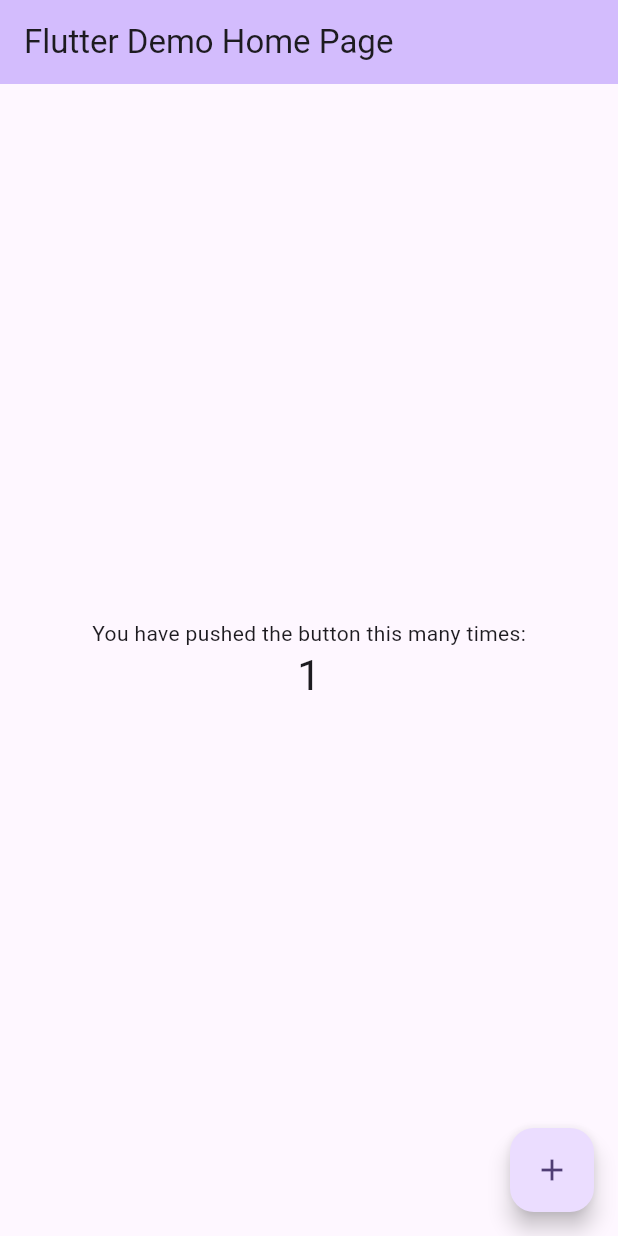
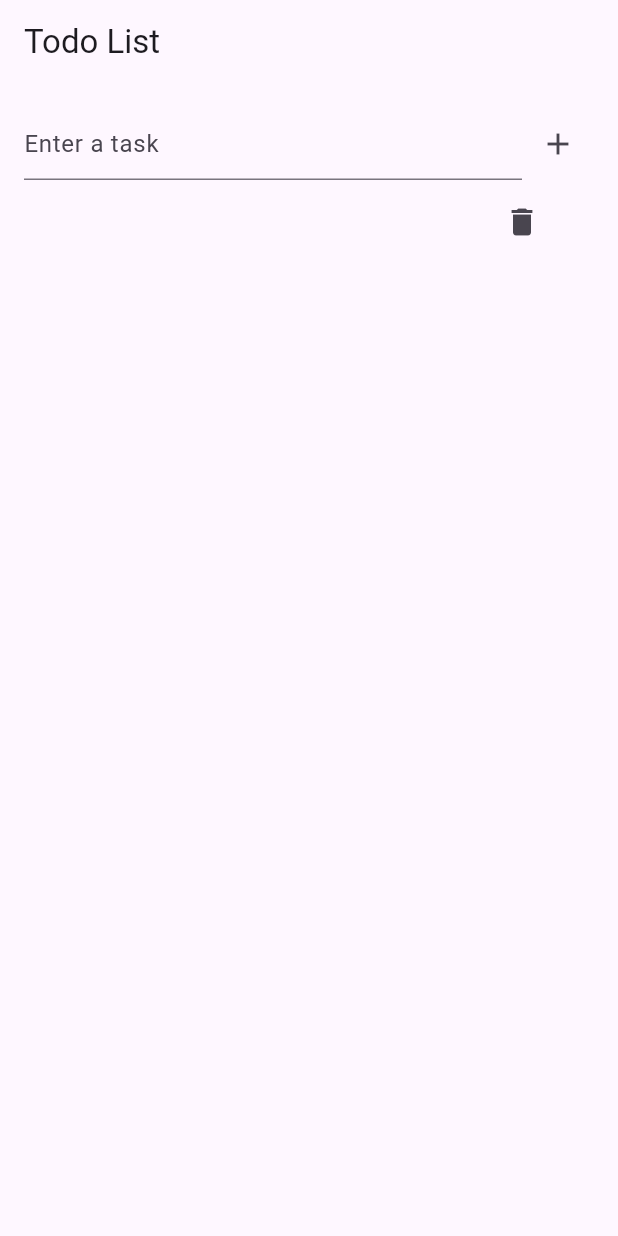
Before and after one commit to shijinthottiyil/mylearning, a Flutter app: the screen it shows after launch, after a tap on the "add" icon, on a phone screen of 412 x 824 dp. Run offline on Flutter 3.47's test engine with Material 3 defaults, Android fonts, the phone set to English and light mode, and no system bars; our stand-ins replace get, sqflite; accounts and stored records are empty.

Commit message:
sqflite demo using getx

```diff
--- /dev/null
+++ b/lib/controller/task_controller.dart
@@ -0,0 +1,36 @@
+import 'package:flutter/material.dart';
+import 'package:get/get.dart';
+import 'package:mylearning/database/database_fetch.dart';
+import 'package:mylearning/model/task_data.dart';
+
+class TaskController extends GetxController {
+  var taskData = <TaskData>[].obs;
+  late TextEditingController addTaskController;
+  @override
+  void onInit() {
+    addTaskController = TextEditingController();
+    _getData();
+    super.onInit();
+  }
+
+  void _getData() {
+    DatabaseHelper.instance.queryAllRows().then((value) {
+      value?.forEach((element) {
+        taskData.add(TaskData(id: element['id'], title: element['title']));
+      });
+    });
+  }
+
+  void addData() async {
+    await DatabaseHelper.instance
+        .insert(TaskData(title: addTaskController.text, id: taskData.length));
+    taskData.insert(
+        0, TaskData(id: taskData.length, title: addTaskController.text));
+    addTaskController.clear();
+  }
+
+  void deleteTask(int id) async {
+    await DatabaseHelper.instance.delete(id);
+    taskData.removeWhere((element) => element.id == id);
+  }
+}
--- /dev/null
+++ b/lib/database/database_fetch.dart
@@ -0,0 +1,57 @@
+import 'package:sqflite/sqflite.dart';
+import 'package:path/path.dart';
+import '../model/task_data.dart';
+
+class DatabaseHelper {
+  static const _databaseName = "todo.db";
+  static const _databaseVersion = 1;
+  static const table = "todo";
+  static const columnId = 'id';
+  static const columnTitle = 'title';
+  DatabaseHelper._privateConstructor();
+  static final DatabaseHelper instance = DatabaseHelper._privateConstructor();
+  static Database? _database;
+
+  Future<Database?> get database async {
+    if (_database != null) return _database;
+    _database = await _initDatabase();
+    return _database;
+  }
+
+  _initDatabase() async {
+    String path = join(await getDatabasesPath(), _databaseName);
+    return await openDatabase(path,
+        version: _databaseVersion, onCreate: _onCreate);
+  }
+
+  Future _onCreate(Database db, int version) async {
+    await db.execute('''
+  CREATE TABLE $table (
+    $columnId INTEGER PRIMARY KEY AUTOINCREMENT,
+    $columnTitle FLOAT NOT NULL
+  )
+  ''');
+  }
+
+  Future<int?> insert(TaskData todo) async {
+    Database? db = await instance.database;
+    var res = await db?.insert(table, todo.toMap());
+    return res;
+  }
+
+  Future<List<Map<String, dynamic>>?> queryAllRows() async {
+    Database? db = await instance.database;
+    var res = await db?.query(table, orderBy: "$columnId DESC");
+    return res;
+  }
+
+  Future<int?> delete(int id) async {
+    Database? db = await instance.database;
+    return await db?.delete(table, where: '$columnId = ?', whereArgs: [id]);
+  }
+
+  Future<List<Map<String, Object?>>?> clearTable() async {
+    Database? db = await instance.database;
+    return await db?.rawQuery("DELETE FROM $table");
+  }
+}
--- a/lib/main.dart
+++ b/lib/main.dart
@@ -1,125 +1,18 @@
 import 'package:flutter/material.dart';
+import 'package:get/get.dart';
+import 'package:mylearning/view/home_page.dart';
 
 void main() {
-  runApp(const MyApp());
+  runApp(MyApp());
 }
 
 class MyApp extends StatelessWidget {
   const MyApp({super.key});
 
-  // This widget is the root of your application.
   @override
   Widget build(BuildContext context) {
-    return MaterialApp(
-      title: 'Flutter Demo',
-      theme: ThemeData(
-        // This is the theme of your application.
-        //
-        // TRY THIS: Try running your application with "flutter run". You'll see
-        // the application has a blue toolbar. Then, without quitting the app,
-        // try changing the seedColor in the colorScheme below to Colors.green
-        // and then invoke "hot reload" (save your changes or press the "hot
-        // reload" button in a Flutter-supported IDE, or press "r" if you used
-        // the command line to start the app).
-        //
-        // Notice that the counter didn't reset back to zero; the application
-        // state is not lost during the reload. To reset the state, use hot
-        // restart instead.
-        //
-        // This works for code too, not just values: Most code changes can be
-        // tested with just a hot reload.
-        colorScheme: ColorScheme.fromSeed(seedColor: Colors.deepPurple),
-        useMaterial3: true,
-      ),
-      home: const MyHomePage(title: 'Flutter Demo Home Page'),
+    return GetMaterialApp(
+      home: HomePage(),
     );
   }
 }
-
-class MyHomePage extends StatefulWidget {
-  const MyHomePage({super.key, required this.title});
-
-  // This widget is the home page of your application. It is stateful, meaning
-  // that it has a State object (defined below) that contains fields that affect
-  // how it looks.
-
-  // This class is the configuration for the state. It holds the values (in this
-  // case the title) provided by the parent (in this case the App widget) and
-  // used by the build method of the State. Fields in a Widget subclass are
-  // always marked "final".
-
-  final String title;
-
-  @override
-  State<MyHomePage> createState() => _MyHomePageState();
-}
-
-class _MyHomePageState extends State<MyHomePage> {
-  int _counter = 0;
-
-  void _incrementCounter() {
-    setState(() {
-      // This call to setState tells the Flutter framework that something has
-      // changed in this State, which causes it to rerun the build method below
-      // so that the display can reflect the updated values. If we changed
-      // _counter without calling setState(), then the build method would not be
-      // called again, and so nothing would appear to happen.
-      _counter++;
-    });
-  }
-
-  @override
-  Widget build(BuildContext context) {
-    // This method is rerun every time setState is called, for instance as done
-    // by the _incrementCounter method above.
-    //
-    // The Flutter framework has been optimized to make rerunning build methods
-    // fast, so that you can just rebuild anything that needs updating rather
-    // than having to individually change instances of widgets.
-    return Scaffold(
-      appBar: AppBar(
-        // TRY THIS: Try changing the color here to a specific color (to
-        // Colors.amber, perhaps?) and trigger a hot reload to see the AppBar
-        // change color while the other colors stay the same.
-        backgroundColor: Theme.of(context).colorScheme.inversePrimary,
-        // Here we take the value from the MyHomePage object that was created by
-        // the App.build method, and use it to set our appbar title.
-        title: Text(widget.title),
-      ),
-      body: Center(
-        // Center is a layout widget. It takes a single child and positions it
-        // in the middle of the parent.
-        child: Column(
-          // Column is also a layout widget. It takes a list of children and
-          // arranges them vertically. By default, it sizes itself to fit its
-          // children horizontally, and tries to be as tall as its parent.
-          //
-          // Column has various properties to control how it sizes itself and
-          // how it positions its children. Here we use mainAxisAlignment to
-          // center the children vertically; the main axis here is the vertical
-          // axis because Columns are vertical (the cross axis would be
-          // horizontal).
-          //
-          // TRY THIS: Invoke "debug painting" (choose the "Toggle Debug Paint"
-          // action in the IDE, or press "p" in the console), to see the
-          // wireframe for each widget.
-          mainAxisAlignment: MainAxisAlignment.center,
-          children: <Widget>[
-            const Text(
-              'You have pushed the button this many times:',
-            ),
-            Text(
-              '$_counter',
-              style: Theme.of(context).textTheme.headlineMedium,
-            ),
-          ],
-        ),
-      ),
-      floatingActionButton: FloatingActionButton(
-        onPressed: _incrementCounter,
-        tooltip: 'Increment',
-        child: const Icon(Icons.add),
-      ), // This trailing comma makes auto-formatting nicer for build methods.
-    );
-  }
-}
--- /dev/null
+++ b/lib/model/task_data.dart
@@ -0,0 +1,10 @@
+class TaskData {
+  int id;
+  String title;
+
+  TaskData({required this.id, required this.title});
+
+  Map<String, dynamic> toMap() {
+    return {'id': id, 'title': title};
+  }
+}
--- /dev/null
+++ b/lib/view/home_page.dart
@@ -0,0 +1,49 @@
+import 'package:flutter/material.dart';
+import 'package:get/get.dart';
+import 'package:mylearning/controller/task_controller.dart';
+
+class HomePage extends StatelessWidget {
+  final TaskController _taskController = Get.put(TaskController());
+  @override
+  Widget build(BuildContext context) {
+    return Scaffold(
+      appBar: new AppBar(title: Text("Todo List")),
+      body: Container(
+        alignment: Alignment.topLeft,
+        padding: EdgeInsets.all(16),
+        child: Column(
+          children: <Widget>[
+            Row(
+              children: <Widget>[
+                Expanded(
+                    child: TextFormField(
+                  controller: _taskController.addTaskController,
+                  decoration: InputDecoration(hintText: "Enter a task"),
+                )),
+                IconButton(
+                    icon: Icon(Icons.add),
+                    onPressed: () {
+                      _taskController.addData();
+                    })
+              ],
+            ),
+            Expanded(
+              child: Obx(
+                () => ListView.builder(
+                  itemCount: _taskController.taskData.length,
+                  itemBuilder: (context, index) => ListTile(
+                    leading: Text(_taskController.taskData[index].title),
+                    trailing: IconButton(
+                        icon: Icon(Icons.delete),
+                        onPressed: () => _taskController
+                            .deleteTask(_taskController.taskData[index].id)),
+                  ),
+                ),
+              ),
+            ),
+          ],
+        ),
+      ),
+    );
+  }
+}
```
Also changed, not shown: pubspec.yaml (+6 -12 lines), pubspec.lock, 1 other file.
